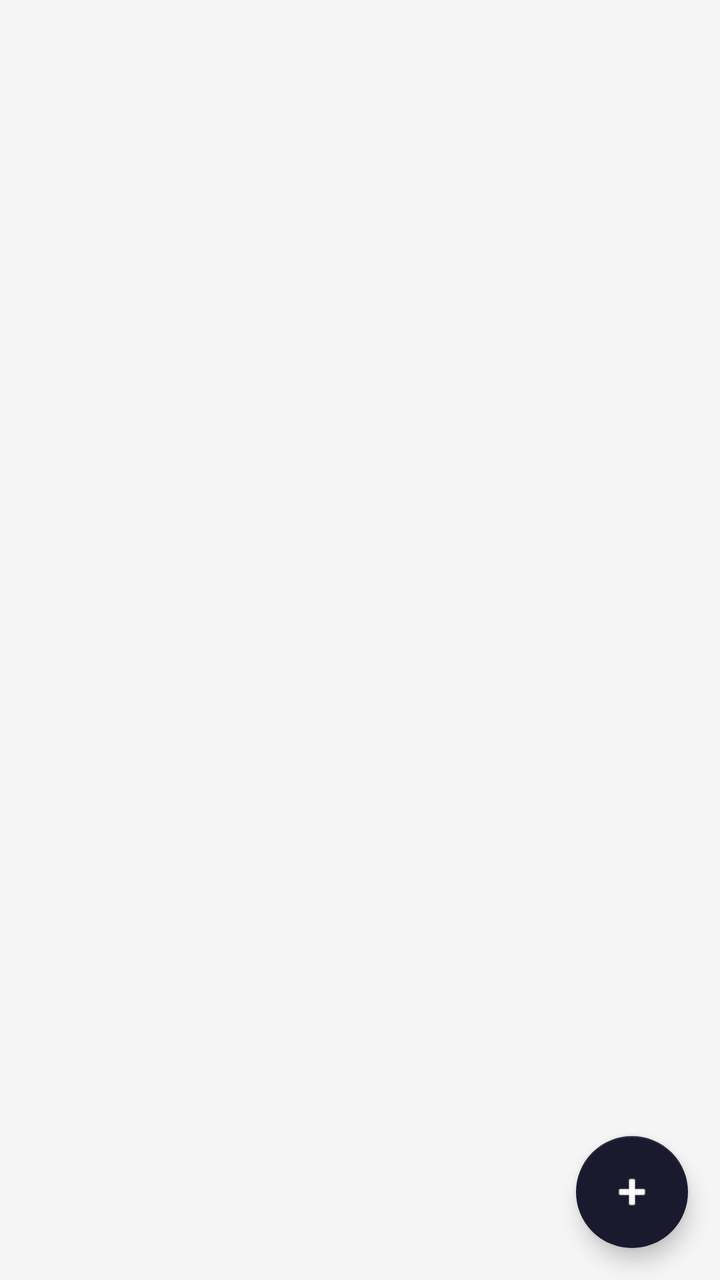
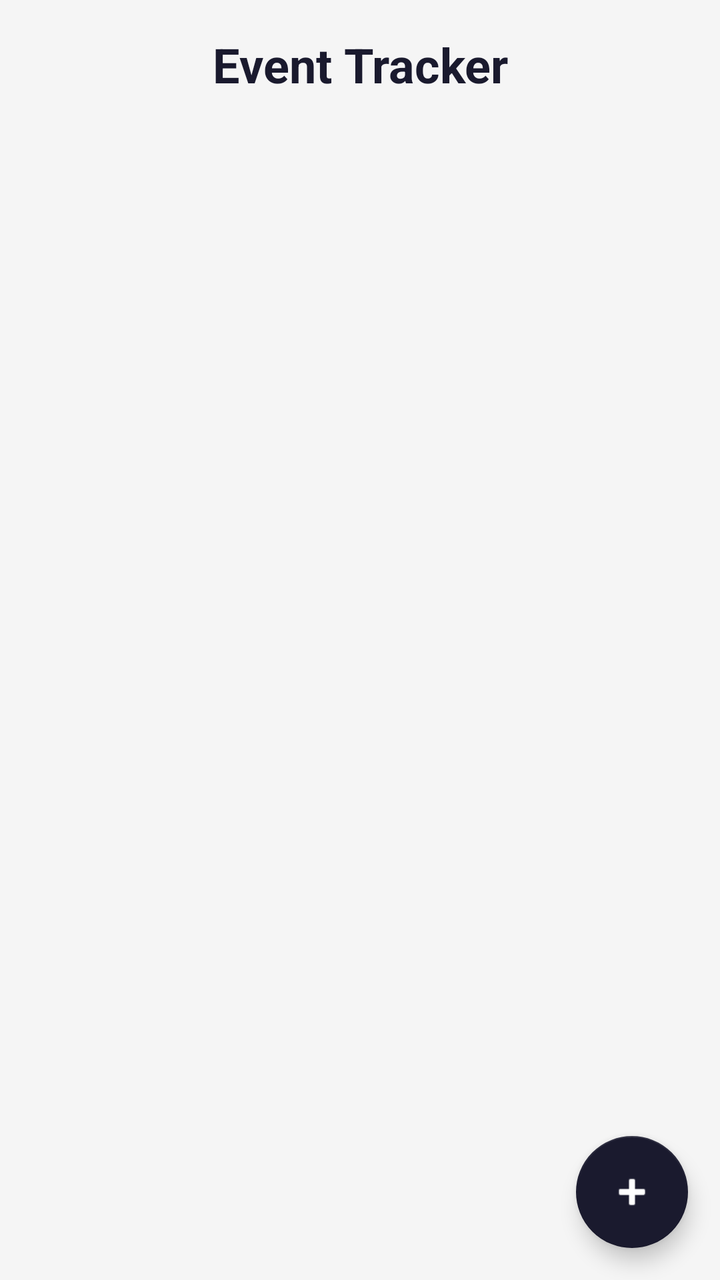

Two renders of the same Android screen: before a commit and after it. Below are the layout's source before the change and the commit's diff.
<!-- AndroidManifest.xml: application theme Theme.MyApplication -->
<!-- res/layout/activity_display.xml -->
<?xml version="1.0" encoding="utf-8"?>
<androidx.coordinatorlayout.widget.CoordinatorLayout
    xmlns:android="http://schemas.android.com/apk/res/android"
    xmlns:app="http://schemas.android.com/apk/res-auto"
    android:layout_width="match_parent"
    android:layout_height="match_parent"
    android:background="?attr/colorPrimary">

    
    <androidx.recyclerview.widget.RecyclerView
        android:id="@+id/recyclerViewEvents"
        android:layout_width="match_parent"
        android:layout_height="match_parent"
        android:padding="16dp"
        android:clipToPadding="false"
        android:nestedScrollingEnabled="true"/>

    
    <LinearLayout
        android:id="@+id/layoutEmptyState"
        android:layout_width="match_parent"
        android:layout_height="match_parent"
        android:orientation="vertical"
        android:gravity="center"
        android:visibility="gone">

        <TextView
            android:layout_width="wrap_content"
            android:layout_height="wrap_content"
            android:text="You have no events!"
            android:textSize="20sp"
            android:textStyle="bold"
            android:textColor="?android:attr/textColorPrimary"
            android:layout_marginBottom="8dp"/>

        <TextView
            android:layout_width="wrap_content"
            android:layout_height="wrap_content"
            android:text="Add one by clicking the + on the bottom right"
            android:textSize="14sp"
            android:textColor="?android:attr/textColorSecondary"
            android:gravity="center"/>

    </LinearLayout>

    
    <com.google.android.material.floatingactionbutton.FloatingActionButton
        android:id="@+id/fabAddEvent"
        android:layout_width="wrap_content"
        android:layout_height="wrap_content"
        android:layout_gravity="bottom|end"
        android:layout_margin="16dp"
        android:contentDescription="@string/add_event"
        app:srcCompat="@android:drawable/ic_input_add"
        app:backgroundTint="?attr/colorSecondary"
        app:tint="?attr/colorOnSecondary"/>

</androidx.coordinatorlayout.widget.CoordinatorLayout>
<!-- resources referenced by this layout -->
<resources>
  <string name="add_event">Add Event</string>
  <style name="Theme.MyApplication" parent="Theme.MaterialComponents.DayNight.NoActionBar">
          <item name="colorPrimary">#F5F5F5</item>
          <item name="colorPrimaryVariant">#FFFFFF</item>
          <item name="colorOnPrimary">#1A1A2E</item>
          <item name="colorSecondary">#1A1A2E</item>
          <item name="colorOnSecondary">#FFFFFF</item>
          <item name="colorError">#D32F2F</item>
          <item name="android:textColorPrimary">#1A1A2E</item>
          <item name="android:textColorSecondary">#666666</item>
          <item name="android:textColorHint">#444444</item>
          <item name="android:windowLightStatusBar">true</item>
          <item name="colorAccent">?attr/colorSecondary</item>
      </style>
</resources>

<!-- the commit's change to res/layout/activity_display.xml (unified diff, before → after) -->
@@ -6,40 +6,58 @@
     android:layout_height="match_parent"
     android:background="?attr/colorPrimary">
 
-    
-    <androidx.recyclerview.widget.RecyclerView
-        android:id="@+id/recyclerViewEvents"
+    <LinearLayout
         android:layout_width="match_parent"
         android:layout_height="match_parent"
-        android:padding="16dp"
-        android:clipToPadding="false"
-        android:nestedScrollingEnabled="true"/>
+        android:orientation="vertical">
 
-    
-    <LinearLayout
-        android:id="@+id/layoutEmptyState"
-        android:layout_width="match_parent"
-        android:layout_height="match_parent"
-        android:orientation="vertical"
-        android:gravity="center"
-        android:visibility="gone">
-
+        
         <TextView
-            android:layout_width="wrap_content"
+            android:layout_width="match_parent"
             android:layout_height="wrap_content"
-            android:text="You have no events!"
-            android:textSize="20sp"
+            android:text="@string/app_name"
+            android:gravity="center"
+            android:textSize="24sp"
             android:textStyle="bold"
             android:textColor="?android:attr/textColorPrimary"
-            android:layout_marginBottom="8dp"/>
+            android:padding="16dp"/>
 
-        <TextView
-            android:layout_width="wrap_content"
-            android:layout_height="wrap_content"
-            android:text="Add one by clicking the + on the bottom right"
-            android:textSize="14sp"
-            android:textColor="?android:attr/textColorSecondary"
-            android:gravity="center"/>
+        
+        <androidx.recyclerview.widget.RecyclerView
+            android:id="@+id/recyclerViewEvents"
+            android:layout_width="match_parent"
+            android:layout_height="match_parent"
+            android:padding="8dp"
+            android:clipToPadding="false"
+            android:nestedScrollingEnabled="true"/>
+
+        
+        <LinearLayout
+            android:id="@+id/layoutEmptyState"
+            android:layout_width="match_parent"
+            android:layout_height="match_parent"
+            android:orientation="vertical"
+            android:gravity="center"
+            android:visibility="gone">
+
+            <TextView
+                android:layout_width="wrap_content"
+                android:layout_height="wrap_content"
+                android:text="@string/no_events"
+                android:textSize="20sp"
+                android:textStyle="bold"
+                android:textColor="?android:attr/textColorPrimary"
+                android:layout_marginBottom="8dp"/>
+
+            <TextView
+                android:layout_width="wrap_content"
+                android:layout_height="wrap_content"
+                android:text="@string/add_hint"
+                android:textSize="14sp"
+                android:textColor="?android:attr/textColorSecondary"
+                android:gravity="center"/>
+
+        </LinearLayout>
 
     </LinearLayout>
 
<!-- resource entries referenced after the edit -->
@@ -1,6 +1,9 @@
 <!-- resources referenced by this layout -->
 <resources>
   <string name="add_event">Add Event</string>
+  <string name="add_hint">Add one by clicking the + on the bottom right</string>
+  <string name="app_name">Event Tracker</string>
+  <string name="no_events">You have no events!</string>
   <style name="Theme.MyApplication" parent="Theme.MaterialComponents.DayNight.NoActionBar">
           <item name="colorPrimary">#F5F5F5</item>
           <item name="colorPrimaryVariant">#FFFFFF</item>
